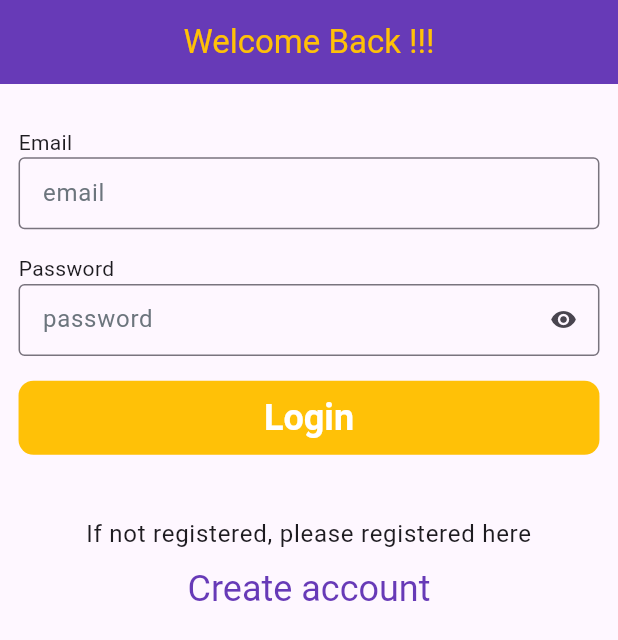
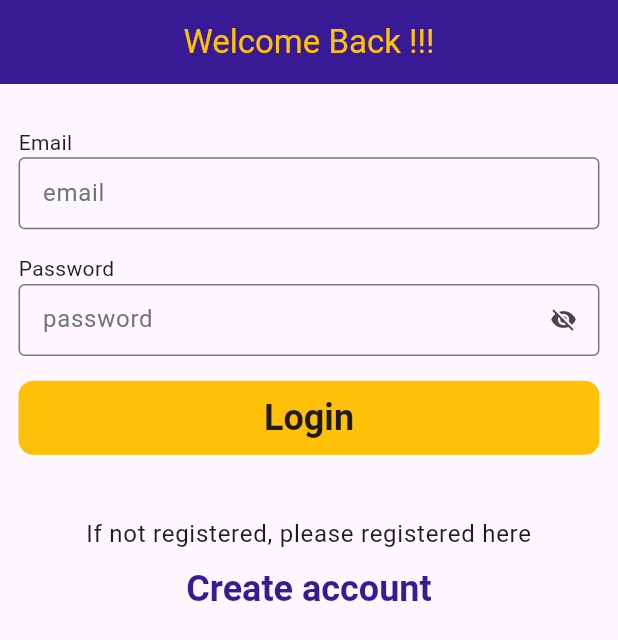
Before and after one commit to sznpok/gratitude, a Flutter app: the screen it shows after launch, on a phone screen of 412 x 824 dp. Shown: the top 640 px of the screen. Run offline on Flutter 3.47's test engine with Material 3 defaults, Android fonts, the phone set to English and light mode, and no system bars; our stand-ins replace cached_network_image, calendar_timeline, dio, equatable, flutter_bloc, google_fonts and 2 more.

Commit message:
visibilit bloc created

```diff
--- a/lib/auth/login_screen.dart
+++ b/lib/auth/ui/login_screen.dart
@@ -2,12 +2,15 @@ import 'package:flutter/cupertino.dart';
 import 'package:flutter/material.dart';
 import 'package:flutter/painting.dart';
 import 'package:flutter_bloc/flutter_bloc.dart';
-import 'package:gratitude_app/auth/register_screen.dart';
+import 'package:gratitude_app/auth/ui/register_screen.dart';
 import 'package:gratitude_app/bloc/visibility_bloc/visibility_bloc.dart';
+import 'package:gratitude_app/bloc/visibility_bloc/visibility_state.dart';
 
-import '../../../utils/size.dart';
-import '../list_gratitude/list_gratitude_screen.dart';
-import '../utils/theme.dart';
+import '../../../../utils/size.dart';
+
+import '../../bloc/visibility_bloc/visibility_event.dart';
+import '../../list_gratitude/list_gratitude_screen.dart';
+import '../../utils/theme.dart';
 
 class LoginScreen extends StatefulWidget {
   const LoginScreen({super.key});
@@ -61,10 +64,10 @@ class _LoginScreenState extends State<LoginScreen> {
               const Text('Password'),
               BlocBuilder<VisibilityBloc, VisibilityState>(
                 builder: (context, state) {
-                  bool obscureText = state is PasswordVisible ? true : false;
+                  bool visible = (state as VisibilityToggled).visible;
                   return TextFormField(
                     controller: _passwordController,
-                    obscureText: obscureText,
+                    obscureText: !visible,
                     decoration: InputDecoration(
                       isDense: true,
                       hintText: "password",
@@ -72,9 +75,10 @@ class _LoginScreenState extends State<LoginScreen> {
                       suffixIcon: IconButton(
                         onPressed: () {
                           BlocProvider.of<VisibilityBloc>(context)
-                              .add(ToggleVisibility());
+                              .add(ToggleVisibilityEvent());
                         },
-                        icon: const Icon(Icons.visibility),
+                        icon: Icon(
+                            visible ? Icons.visibility : Icons.visibility_off),
                       ),
                     ),
                   );
@@ -104,7 +108,6 @@ class _LoginScreenState extends State<LoginScreen> {
                   'Login',
                   style: Theme.of(context).textTheme.headlineSmall!.copyWith(
                         fontWeight: FontWeight.bold,
-                        color: Colors.white,
                       ),
                 ),
               ),
@@ -133,10 +136,10 @@ class _LoginScreenState extends State<LoginScreen> {
                   },
                   child: Text(
                     'Create account',
-                    style: Theme.of(context)
-                        .textTheme
-                        .headlineSmall!
-                        .copyWith(color: primaryColor),
+                    style: Theme.of(context).textTheme.headlineSmall!.copyWith(
+                          color: primaryColor,
+                          fontWeight: FontWeight.bold,
+                        ),
                   ),
                 ),
               )
--- a/lib/bloc/visibility_bloc/visibility_event.dart
+++ b/lib/bloc/visibility_bloc/visibility_event.dart
@@ -1,5 +1,11 @@
-part of 'visibility_bloc.dart';
+// visibility_event.dart
+import 'package:equatable/equatable.dart';
 
-abstract class VisibilityEvent {}
+abstract class VisibilityEvent extends Equatable {
+  const VisibilityEvent();
 
-class ToggleVisibility extends VisibilityEvent {}
+  @override
+  List<Object> get props => [];
+}
+
+class ToggleVisibilityEvent extends VisibilityEvent {}
--- a/lib/bloc/visibility_bloc/visibility_state.dart
+++ b/lib/bloc/visibility_bloc/visibility_state.dart
@@ -1,9 +1,18 @@
-part of 'visibility_bloc.dart';
+// visibility_state.dart
+import 'package:equatable/equatable.dart';
 
-abstract class VisibilityState {}
+abstract class VisibilityState extends Equatable {
+  const VisibilityState();
 
-class SwitchInitial extends VisibilityState {}
+  @override
+  List<Object> get props => [];
+}
 
-class PasswordVisible extends VisibilityState {}
+class VisibilityToggled extends VisibilityState {
+  final bool visible;
 
-class PasswordHidden extends VisibilityState {}
+  const VisibilityToggled({required this.visible});
+
+  @override
+  List<Object> get props => [visible];
+}
--- a/lib/list_gratitude/list_gratitude_screen.dart
+++ b/lib/list_gratitude/list_gratitude_screen.dart
@@ -34,7 +34,7 @@ class _ListGratitudeScreenState extends State<ListGratitudeScreen> {
   Widget build(BuildContext context) {
     return Scaffold(
       appBar: AppBar(
-        title: const Text("Greeting!!!"),
+        title: const Text("Greeting"),
         centerTitle: true,
         automaticallyImplyLeading: false,
       ),
--- a/lib/main.dart
+++ b/lib/main.dart
@@ -3,7 +3,7 @@ import 'package:flutter_bloc/flutter_bloc.dart';
 import 'package:gratitude_app/utils/size.dart';
 import 'package:gratitude_app/utils/theme.dart';
 
-import 'auth/login_screen.dart';
+import 'auth/ui/login_screen.dart';
 import 'bloc/visibility_bloc/visibility_bloc.dart';
 
 void main() async {
--- a/lib/utils/theme.dart
+++ b/lib/utils/theme.dart
@@ -3,7 +3,7 @@ import 'package:flutter/material.dart';
 import 'package:google_fonts/google_fonts.dart';
 import 'package:gratitude_app/utils/size.dart';
 
-const primaryColor = Color(0xff673AB7);
+const primaryColor = Color(0xff371A94);
 const Color secondaryColor = Color(0xFFFFC107);
 const Color textFormColor = Color(0xFFD9D9D9);
 const Color errorColor = Color(0xffDC3545);
@@ -29,7 +29,7 @@ ThemeData theme(BuildContext context) {
     textButtonTheme: TextButtonThemeData(
       style: TextButton.styleFrom(
         backgroundColor: primaryColor,
-        foregroundColor: secondaryColor,
+        foregroundColor: textColor,
         textStyle: Theme.of(context).textTheme.bodySmall,
       ),
     ),
--- a/pubspec.yaml
+++ b/pubspec.yaml
@@ -44,6 +44,7 @@ dependencies:
   calendar_timeline: ^1.1.2
   bloc: ^8.1.4
   flutter_bloc: ^8.1.5
+  equatable: ^2.0.5
 
 dev_dependencies:
   flutter_test:
```
Also changed, not shown: lib/auth/ui/register_screen.dart (renamed from lib/auth/register_screen.dart, +4 -4 lines), lib/bloc/visibility_bloc/visibility_bloc.dart (+12 -14 lines), lib/detail_gratitude/detail_gratitude_screen.dart (+26 -13 lines), lib/post_gratitude/post_gratitude_screen.dart (+6 -2 lines), pubspec.lock, 1 other file.
